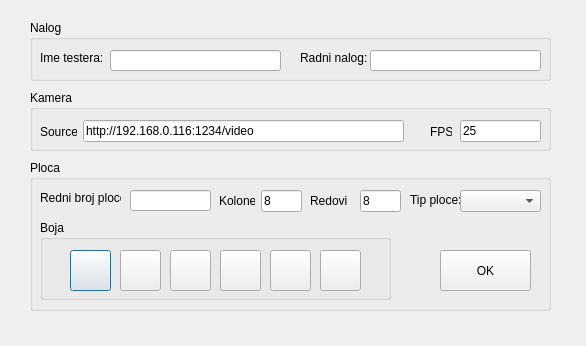
Above: prijava.ui from papa/DMV-Actual before the change. Below: the same form after it.
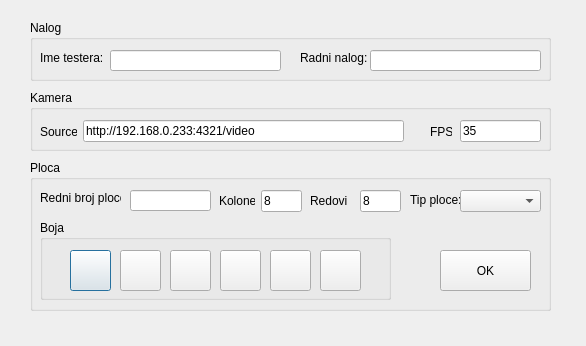
That is the form after the change.

Patch:
```diff
--- a/prijava.ui
+++ b/prijava.ui
@@ -107,7 +107,7 @@
      </rect>
     </property>
     <property name="text">
-     <string>http://192.168.0.116:1234/video</string>
+     <string>http://192.168.0.233:4321/video</string>
     </property>
    </widget>
    <widget class="QLineEdit" name="fpsLineEdit">
@@ -120,7 +120,7 @@
      </rect>
     </property>
     <property name="text">
-     <string>25</string>
+     <string>35</string>
     </property>
     <property name="maxLength">
      <number>4</number>
```
